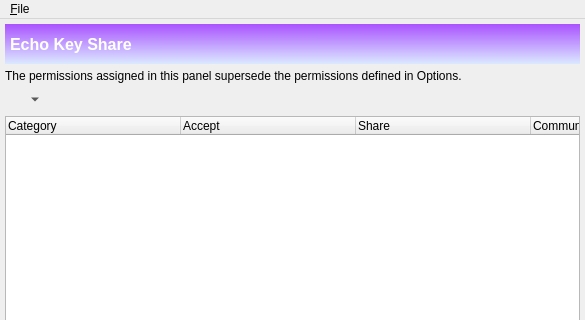
Old version of the form branches/trunk/GoldBug-UI/spot-on-echo-key-share.ui in the repository textbrowser/spot-on; both pictures show x 0 to 585 and y 0 to 320 of the 585 by 480 pixel window.
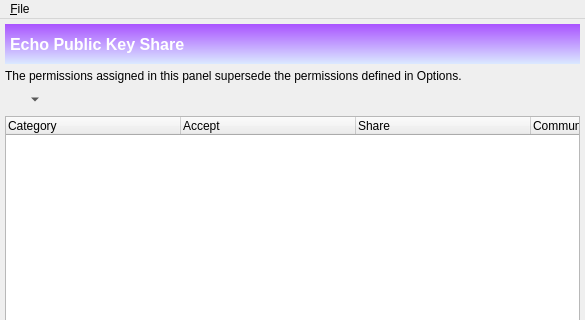
New version of the form. Icons and pictures are not drawn.

Commit message: Corrected title. Disable non-Windows widget.

The edit to the form file:
```diff
--- a/branches/trunk/GoldBug-UI/spot-on-echo-key-share.ui
+++ b/branches/trunk/GoldBug-UI/spot-on-echo-key-share.ui
@@ -58,7 +58,7 @@
 </string>
       </property>
       <property name="text">
-       <string>Echo Key Share</string>
+       <string>Echo Public Key Share</string>
       </property>
       <property name="margin">
        <number>0</number>
```
Left out of the diff: 2 changed lines with no effect on the pictures. The commit also changes 1 other file.
